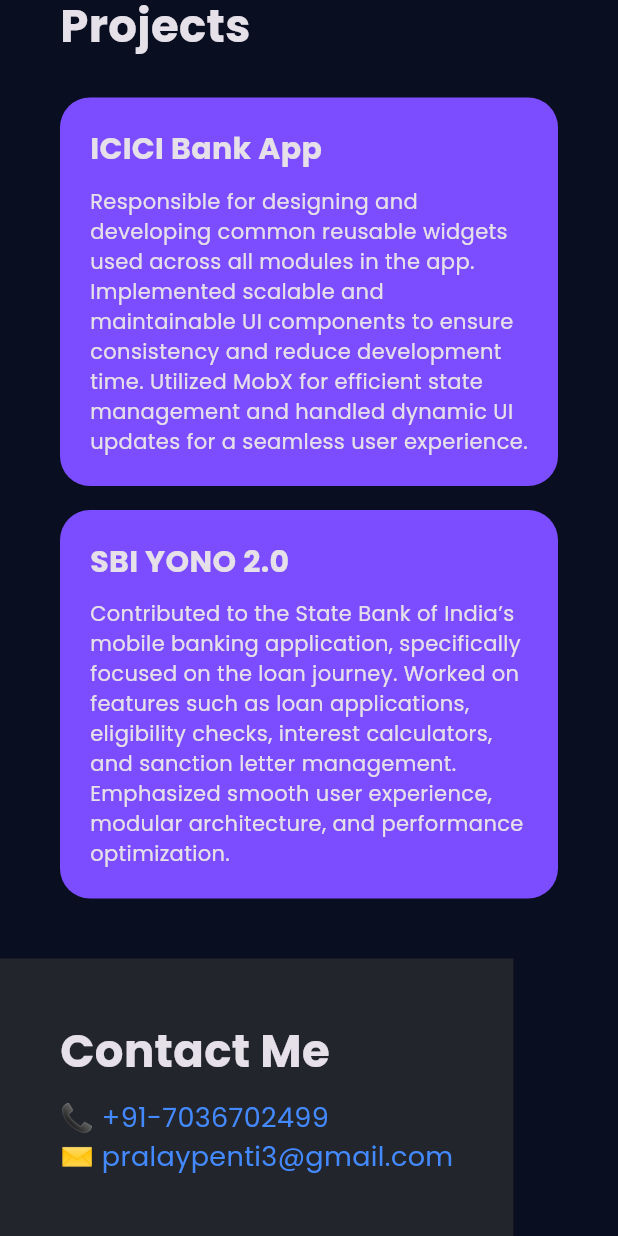
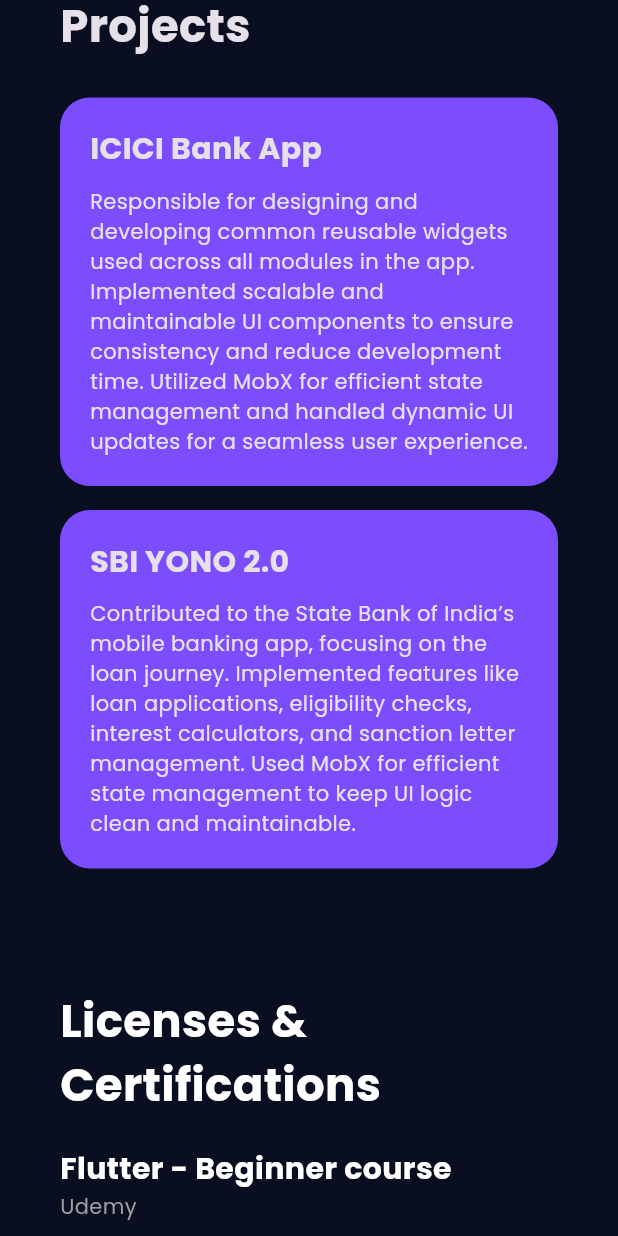
Before and after one commit to pralaypenti/portifolio_link, a Flutter app: the screen it shows after launch, scrolled down 2524 dp, on a phone screen of 412 x 824 dp. Run offline on Flutter 3.47's test engine with Material 3 defaults, Android fonts, the phone set to English and light mode, and no system bars; our stand-ins replace animate_do, google_fonts.

Commit message:
updated code

```diff
--- a/lib/portifolio.dart
+++ b/lib/portifolio.dart
@@ -38,6 +38,7 @@
             ExperienceSection(),
             SkillsSection(),
             ProjectsSection(),
+            CertificatesSection(),
             ContactSection(),
           ],
         ),
@@ -129,7 +130,6 @@
     return FadeInRight(
       child: Container(
         padding: const EdgeInsets.all(40),
-        color: const Color(0xFF1C1F26),
         child: Column(
           crossAxisAlignment: CrossAxisAlignment.start,
           children: [
@@ -182,9 +182,9 @@
               ProjectCard(
                 title: "SBI YONO 2.0",
                 description:
-                    "Contributed to the State Bank of India’s mobile banking application, specifically focused on the loan journey. "
-                    "Worked on features such as loan applications, eligibility checks, interest calculators, and sanction letter management. "
-                    "Emphasized smooth user experience, modular architecture, and performance optimization.",
+                    "Contributed to the State Bank of India’s mobile banking app, focusing on the loan journey. "
+                    "Implemented features like loan applications, eligibility checks, interest calculators, and sanction letter management. "
+                    "Used MobX for efficient state management to keep UI logic clean and maintainable.",
               ),
             ],
           ),
@@ -253,7 +253,6 @@
     return FadeIn(
       child: Container(
         padding: const EdgeInsets.all(40),
-        color: const Color(0xFF22252C),
         child: Column(
           crossAxisAlignment: CrossAxisAlignment.start,
           children: [
@@ -409,3 +408,71 @@
 
   return experience.toStringAsFixed(1);
 }
+
+class Certificate {
+  final String title;
+  final String issuer;
+
+  Certificate({required this.title, required this.issuer});
+}
+
+class CertificatesSection extends StatelessWidget {
+  const CertificatesSection({super.key});
+
+  @override
+  Widget build(BuildContext context) {
+    final List<Certificate> certificates = [
+      Certificate(title: 'Flutter - Beginner course', issuer: 'Udemy'),
+      Certificate(
+        title: 'Flutter Essential Training: Build for Multiple Platforms',
+        issuer: 'LinkedIn',
+      ),
+      Certificate(
+        title: 'Flutter for Beginners using Dart',
+        issuer: 'MindLuster',
+      ),
+    ];
+
+    return FadeInUp(
+      child: Container(
+        padding: const EdgeInsets.all(40),
+        child: Column(
+          crossAxisAlignment: CrossAxisAlignment.start,
+          children: [
+            const Text(
+              "Licenses & Certifications",
+              style: TextStyle(
+                fontSize: 30,
+                fontWeight: FontWeight.bold,
+                color: Colors.white,
+              ),
+            ),
+            const SizedBox(height: 20),
+            ...certificates.map(
+              (cert) => Padding(
+                padding: const EdgeInsets.only(bottom: 20),
+                child: Column(
+                  crossAxisAlignment: CrossAxisAlignment.start,
+                  children: [
+                    Text(
+                      cert.title,
+                      style: const TextStyle(
+                        fontSize: 20,
+                        fontWeight: FontWeight.bold,
+                        color: Colors.white,
+                      ),
+                    ),
+                    Text(
+                      cert.issuer,
+                      style: const TextStyle(color: Colors.grey),
+                    ),
+                  ],
+                ),
+              ),
+            ),
+          ],
+        ),
+      ),
+    );
+  }
+}
```
Also changed, not shown: 1 other file.
